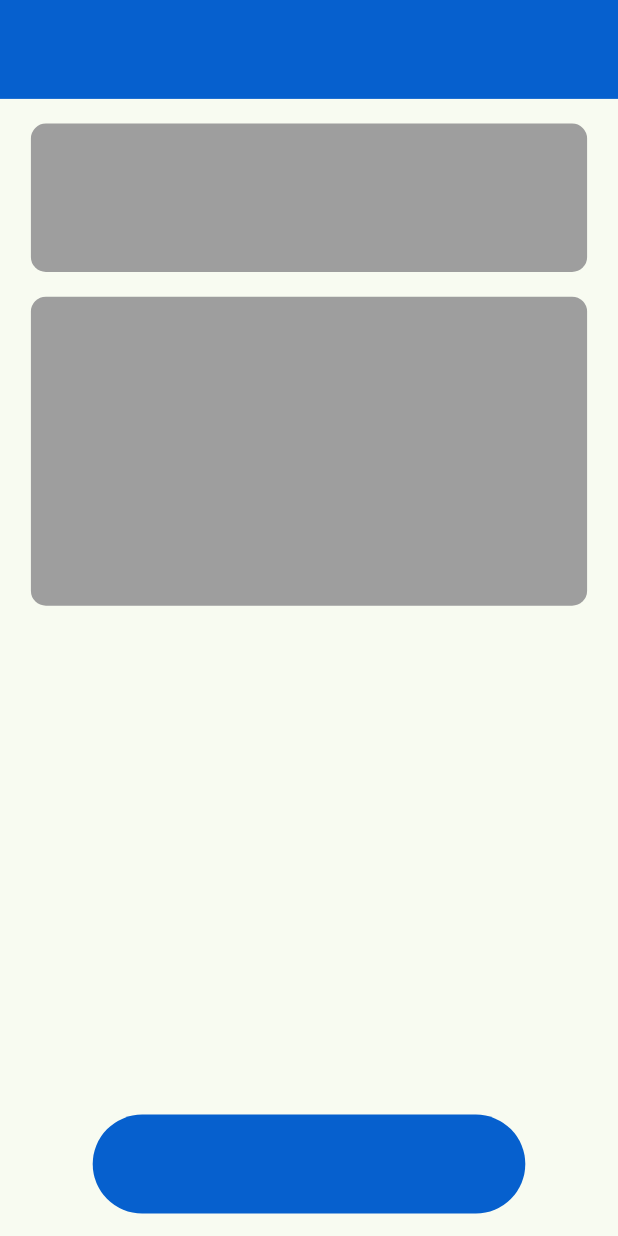
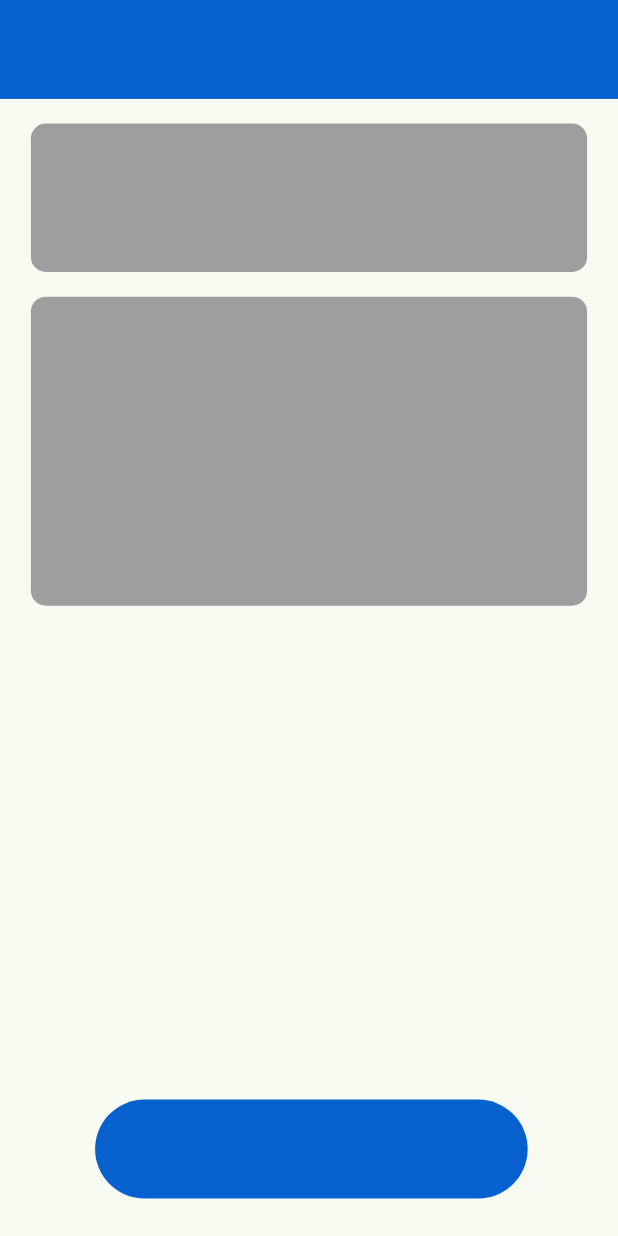
Before and after one commit to lnogami/Small-Vectors, a Flutter app: the screen it shows after launch, on a phone screen of 412 x 824 dp. Run offline on Flutter 3.47's test engine with Material 3 defaults, Android fonts, the phone set to English and light mode, and no system bars.

Commit message:
partially working on the navigation bar

```diff
--- a/lib/home_page.dart
+++ b/lib/home_page.dart
@@ -11,41 +11,57 @@ class HomePage extends StatefulWidget {
 }
 
 class _HomePageState extends State<HomePage> {
+  @override //runs after initializing the state of this class
+  void didChangeDependencies() {
+    super.didChangeDependencies();
+    MyAdaptiveDimension.initiaizeDeviceDimension(context);
+  }
+
   @override
   Widget build(BuildContext context) {
     return Scaffold(
       body: SafeArea(
         //expiremental pa ning maintainBottomViewPadding kay wala pa ko kabalo unsa jud ni
         maintainBottomViewPadding: true,
-        child: Column(
+        child: Stack(
+          children: [
+            Column(
               children: [
                 Container(
                   color: MyColorPallete.appBarColor,
-              width: MyAdaptiveDimension.width(context),
-              height: MyAdaptiveDimension.height(context) * .08,
+                  width: MyAdaptiveDimension.getWidth(context),
+                  height: MyAdaptiveDimension.getHeight(context) * .08,
                 ),
-            SizedBox(height: MyAdaptiveDimension.horizontalSpaceGap(context)),
+                SizedBox(
+                    height: MyAdaptiveDimension.horizontalSpaceGap(context)),
                 Container(
                   decoration: const BoxDecoration(
                     color: Colors.grey,
                     borderRadius: BorderRadius.all(Radius.circular(10)),
                   ),
                   // margin: const EdgeInsets.all(10),
-              width: MyAdaptiveDimension.width(context) * .90,
-              height: MyAdaptiveDimension.height(context) * .12,
+                  width: MyAdaptiveDimension.getWidth(context) * .90,
+                  height: MyAdaptiveDimension.getHeight(context) * .12,
                 ),
-            SizedBox(height: MyAdaptiveDimension.horizontalSpaceGap(context)),
+                SizedBox(
+                    height: MyAdaptiveDimension.horizontalSpaceGap(context)),
                 Container(
                   decoration: const BoxDecoration(
                     color: Colors.grey,
                     borderRadius: BorderRadius.all(Radius.circular(10)),
                   ),
                   // margin: const EdgeInsets.all(10),
-              width: MyAdaptiveDimension.width(context) * .90,
-              height: MyAdaptiveDimension.height(context) * .25,
+                  width: MyAdaptiveDimension.getWidth(context) * .90,
+                  height: MyAdaptiveDimension.getHeight(context) * .25,
                 ),
-            const Spacer(),
-            const MyNavigationBar(),
+                // const Spacer(),
+              ],
+            ),
+            Positioned(
+              left: MyAdaptiveDimension.getWidth(context) / 6.5,
+              bottom: 10,
+              child: const MyNavigationBar(),
+            )
           ],
         ),
       ),
--- a/lib/main.dart
+++ b/lib/main.dart
@@ -9,8 +9,6 @@ void main() {
     DeviceOrientation.portraitUp, // Only allow portrait mode
   ]).then((_) {
     runApp(const MyApp());
-    // SystemChrome.setEnabledSystemUIMode(SystemUiMode.manual,
-    //     overlays: [SystemUiOverlay.top]);
   });
 
   SystemChrome.setEnabledSystemUIMode(SystemUiMode.immersiveSticky);
--- a/lib/utility_classes/adaptive_dimension.dart
+++ b/lib/utility_classes/adaptive_dimension.dart
@@ -1,22 +1,51 @@
+//calling the MediaQuery every time a method is used here
+// import 'package:flutter/material.dart';
+
+// class MyAdaptiveDimension {
+
+//   static double getWidth(context) {
+//     return MediaQuery.of(context).size.width;
+//   }
+
+//   static double getHeight(context) {
+//     return MediaQuery.of(context).size.height;
+//   }
+
+//   static double verticalSpaceGap(context) {
+//     return MediaQuery.of(context).size.width * .02;
+//   }
+
+//   static double horizontalSpaceGap(context) {
+//     return MediaQuery.of(context).size.height * .02;
+//   }
+// }
+
+//caching method/way
 import 'package:flutter/material.dart';
 
 class MyAdaptiveDimension {
   static double _screenWidth = 0;
   static double _screenHeight = 0;
 
-  static double width(context) {
-    return _screenWidth = MediaQuery.of(context).size.width;
+  //an initializer, this method is called in the didChangeDependencies() method in the HomePage class (home_page.dart file)
+  static void initiaizeDeviceDimension(BuildContext context) {
+    _screenWidth = MediaQuery.of(context).size.width;
+    _screenHeight = MediaQuery.of(context).size.height;
   }
 
-  static double height(context) {
-    return _screenWidth = MediaQuery.of(context).size.height;
+  static double getWidth(context) {
+    return _screenWidth;
+  }
+
+  static double getHeight(context) {
+    return _screenHeight;
   }
 
   static double verticalSpaceGap(context) {
-    return _screenWidth = MediaQuery.of(context).size.width * .02;
+    return _screenWidth * .02;
   }
 
   static double horizontalSpaceGap(context) {
-    return _screenWidth = MediaQuery.of(context).size.height * .02;
+    return _screenHeight * .02;
   }
 }
--- a/lib/utility_classes/navigation_bar.dart
+++ b/lib/utility_classes/navigation_bar.dart
@@ -16,8 +16,8 @@ class _NavigationBarState extends State<MyNavigationBar> {
       decoration: const BoxDecoration(
           color: MyColorPallete.appBarColor,
           borderRadius: BorderRadius.all(Radius.circular(100))),
-      width: MyAdaptiveDimension.width(context) * .7,
-      height: MyAdaptiveDimension.height(context) * .08,
+      width: MyAdaptiveDimension.getWidth(context) * .7,
+      height: MyAdaptiveDimension.getHeight(context) * .08,
       margin: const EdgeInsets.only(bottom: 15),
     );
   }
```
Lines whose indentation alone changed are shown as unchanged.
